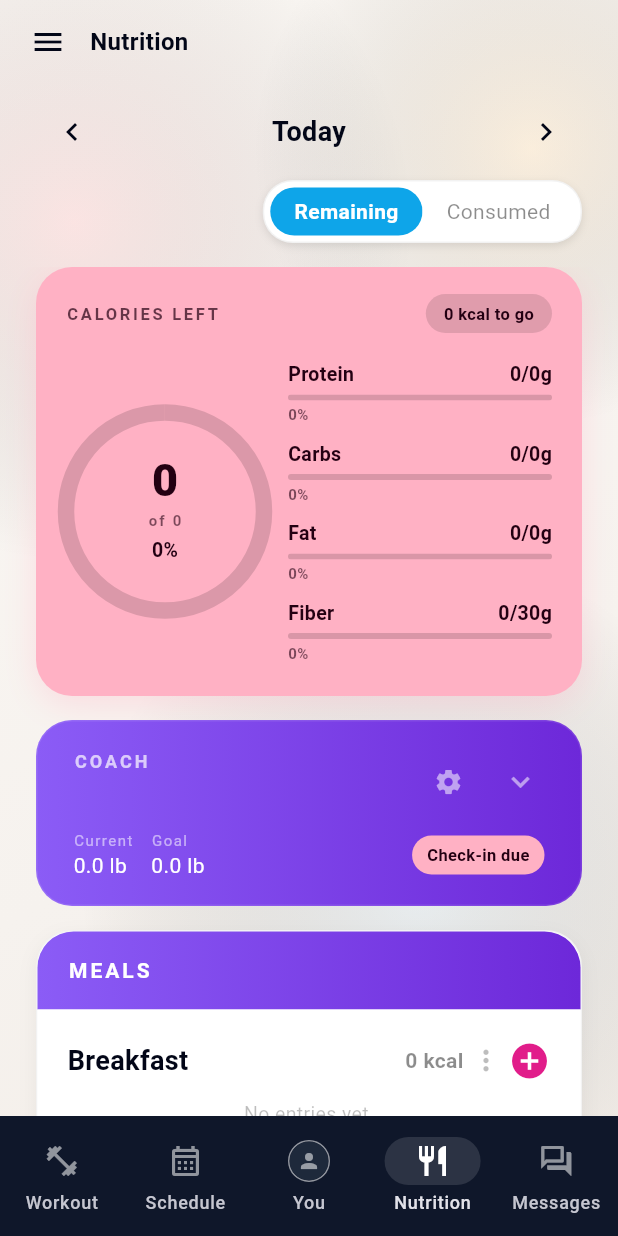
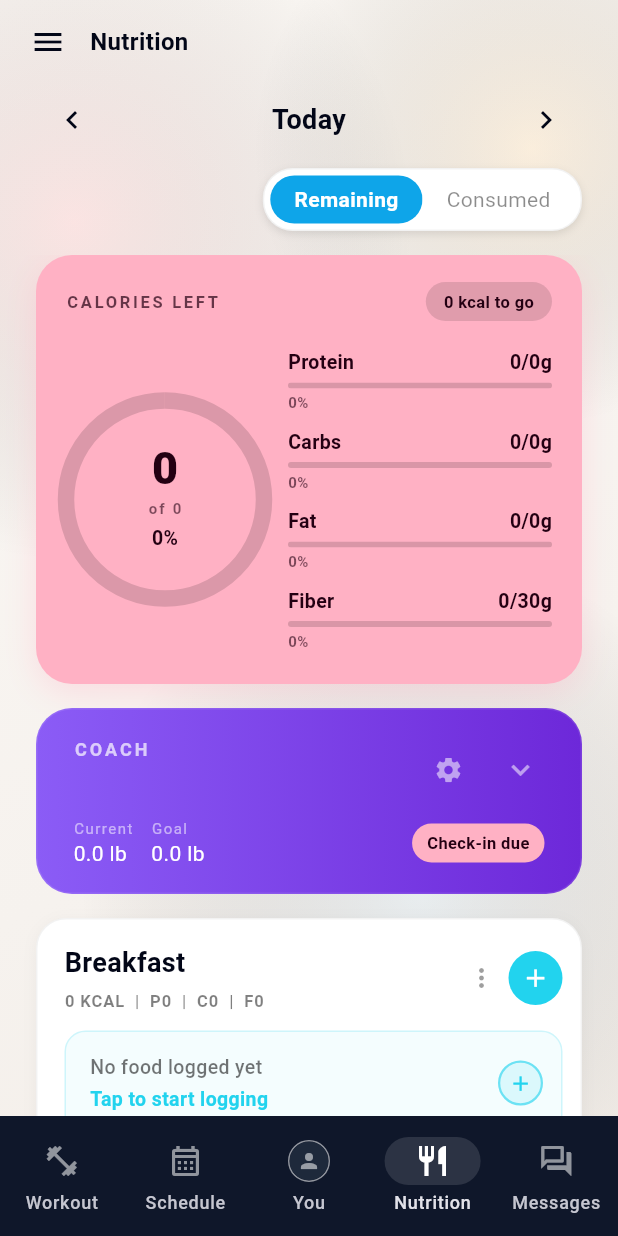
Before and after one commit to dfeleppa/elev8, a Flutter app: the screen it shows once a user with an empty profile is signed in, item 4 of the bottom bar chosen, on a phone screen of 412 x 824 dp. Run offline on Flutter 3.47's test engine with Material 3 defaults, Android fonts, the phone set to English and light mode, and no system bars; our stand-ins replace flutter_dotenv, flutter_riverpod, go_router, supabase_flutter; accounts and stored records are empty; network calls fail.

Commit message:
Redesign iOS nutrition meal cards to match web
Drop the purple MEALS header and stacked-rows layout in favor of four
standalone white cards (one per meal) that mirror the web's responsive
meal grid. Each card now shows a "KCAL | P# | C# | F#" macro summary
under the meal name, a solid teal + button on the right, and an inset
cyan-tinted "No food logged yet / Tap to start logging" slot when the
meal is empty. Also remove the duplicate SafeArea top inset so the date
row sits flush under the SidebarShell top bar.

Co-Authored-By: Claude Opus 4.7 <noreply@anthropic.com>

```diff
--- a/elev8_mobile/lib/nutrition_screen.dart
+++ b/elev8_mobile/lib/nutrition_screen.dart
@@ -84,11 +84,12 @@ class NutritionScreen extends ConsumerWidget {
       child: Scaffold(
         backgroundColor: Colors.transparent,
         body: SafeArea(
+          top: false,
           child: Column(
             children: [
               // ---- Date Header ----
               Padding(
-                padding: const EdgeInsets.fromLTRB(24, 8, 24, 0),
+                padding: const EdgeInsets.fromLTRB(24, 0, 24, 0),
                 child: Row(
                   mainAxisAlignment: MainAxisAlignment.spaceBetween,
                   children: [
@@ -1654,68 +1655,23 @@ class _MealsCard extends StatelessWidget {
 
   @override
   Widget build(BuildContext context) {
-    return Container(
-      decoration: BoxDecoration(
-        color: Colors.white,
-        borderRadius: BorderRadius.circular(24),
-        border: Border.all(color: Colors.black.withValues(alpha: 0.05)),
-        boxShadow: [
-          BoxShadow(
-            color: Colors.black.withValues(alpha: 0.05),
-            blurRadius: 10,
-            offset: const Offset(0, 4),
-          ),
-        ],
-      ),
-      child: Column(
-        children: [
-          // Header
-          Container(
-            padding: const EdgeInsets.symmetric(horizontal: 20, vertical: 16),
-            decoration: const BoxDecoration(
-              gradient: LinearGradient(
-                colors: [Color(0xFF8B5CF6), Color(0xFF6D28D9)],
-                begin: Alignment.centerLeft,
-                end: Alignment.centerRight,
-              ),
-              borderRadius: BorderRadius.vertical(top: Radius.circular(24)),
-            ),
-            child: const Row(
-              children: [
-                Text(
-                  'MEALS',
-                  style: TextStyle(
-                    color: Colors.white,
-                    fontSize: 14,
-                    letterSpacing: 2,
-                    fontWeight: FontWeight.bold,
-                  ),
-                ),
-              ],
-            ),
-          ),
-          // Meal rows
-          ..._mealKeys.asMap().entries.map((mapEntry) {
-            final i = mapEntry.key;
-            final mealKey = mapEntry.value;
-            final mealEntries = entries
-                .where((e) => e['meal_type'] == mealKey)
-                .toList();
-            final isLast = i == _mealKeys.length - 1;
+    // Render each meal as its own standalone white card, mirroring the
+    // web's responsive meal grid which collapses to one card per row on
+    // mobile widths.
     return Column(
       children: [
+        for (var i = 0; i < _mealKeys.length; i++) ...[
           _MealRow(
-                  mealKey: mealKey,
-                  entries: mealEntries,
+            mealKey: _mealKeys[i],
+            entries: entries
+                .where((e) => e['meal_type'] == _mealKeys[i])
+                .toList(),
             selectedDate: selectedDate,
-                  isLast: isLast,
-                ),
-                if (!isLast) const Divider(height: 1, color: Colors.black12),
-              ],
-            );
-          }),
-        ],
-      ),
+            isLast: true,
+          ),
+          if (i < _mealKeys.length - 1) const SizedBox(height: 12),
+        ],
+      ],
     );
   }
 }
@@ -1733,28 +1689,44 @@ class _MealRow extends ConsumerWidget {
     required this.isLast,
   });
 
-  double _mealCalories() {
-    return entries.fold(
-      0.0,
-      (s, e) => s + _num(e['calories']) * _qty(e['quantity']),
-    );
+  ({double cal, double p, double c, double f}) _mealTotals() {
+    double cal = 0, p = 0, c = 0, f = 0;
+    for (final e in entries) {
+      final q = _qty(e['quantity']);
+      cal += _num(e['calories']) * q;
+      p += _num(e['protein']) * q;
+      c += _num(e['carbs']) * q;
+      f += _num(e['fat']) * q;
+    }
+    return (cal: cal, p: p, c: c, f: f);
   }
 
   @override
   Widget build(BuildContext context, WidgetRef ref) {
+    final totals = _mealTotals();
     return Container(
-      padding: const EdgeInsets.all(20),
+      padding: const EdgeInsets.fromLTRB(18, 16, 12, 16),
       decoration: BoxDecoration(
         color: Colors.white,
-        borderRadius: isLast
-            ? const BorderRadius.vertical(bottom: Radius.circular(24))
-            : null,
+        borderRadius: BorderRadius.circular(20),
+        border: Border.all(color: Colors.black.withValues(alpha: 0.05)),
+        boxShadow: [
+          BoxShadow(
+            color: Colors.black.withValues(alpha: 0.04),
+            blurRadius: 8,
+            offset: const Offset(0, 2),
+          ),
+        ],
       ),
       child: Column(
         crossAxisAlignment: CrossAxisAlignment.start,
         children: [
           Row(
-            mainAxisAlignment: MainAxisAlignment.spaceBetween,
+            crossAxisAlignment: CrossAxisAlignment.center,
+            children: [
+              Expanded(
+                child: Column(
+                  crossAxisAlignment: CrossAxisAlignment.start,
                   children: [
                     Text(
                       _mealLabel(mealKey),
@@ -1764,63 +1736,53 @@ class _MealRow extends ConsumerWidget {
                         fontWeight: FontWeight.bold,
                       ),
                     ),
-              Row(
-                children: [
+                    const SizedBox(height: 4),
                     Text(
-                    '${_mealCalories().toInt()} kcal',
-                    style: const TextStyle(
-                      color: Colors.black45,
-                      fontSize: 14,
-                      fontWeight: FontWeight.bold,
-                    ),
-                  ),
-                  const SizedBox(width: 4),
-                  // Actions menu
+                      '${totals.cal.toInt()} KCAL  |  P${totals.p.toInt()}  |  C${totals.c.toInt()}  |  F${totals.f.toInt()}',
+                      style: TextStyle(
+                        color: Colors.black.withValues(alpha: 0.5),
+                        fontSize: 11,
+                        letterSpacing: 0.6,
+                        fontWeight: FontWeight.w600,
+                      ),
+                    ),
+                  ],
+                ),
+              ),
               GestureDetector(
                 onTap: () => _showMealActions(context, ref),
-                    child: const Icon(
+                child: const Padding(
+                  padding: EdgeInsets.symmetric(horizontal: 4),
+                  child: Icon(
                     Icons.more_vert,
-                      color: Colors.black26,
-                      size: 22,
+                    color: Colors.black38,
+                    size: 20,
+                  ),
                 ),
               ),
               const SizedBox(width: 4),
-                  // Add button
-                  GestureDetector(
+              _RoundAddButton(
+                size: 36,
                 onTap: () => _openAddFood(context, ref),
-                    child: const Icon(
-                      Icons.add_circle,
-                      color: Color(0xFFE11D8A),
-                      size: 28,
-                    ),
-                  ),
-                ],
-              ),
-            ],
-          ),
-
-          // Entry list
-          if (entries.isNotEmpty) ...[
+              ),
+            ],
+          ),
+
           const SizedBox(height: 12),
-            // Stable key on each entry so Flutter reuses the State of
-            // _FoodEntryRow across parent rebuilds instead of disposing +
-            // reconstructing on every viewMode toggle / data refresh.
+
+          // Entry list OR inner empty-state card (mirrors web).
+          if (entries.isNotEmpty)
             ...entries.map(
               (entry) => _FoodEntryRow(
+                // Stable key so Flutter reuses _FoodEntryRow State across
+                // viewMode toggles and refreshes instead of rebuilding.
                 key: ValueKey(entry['id']),
                 entry: entry,
                 selectedDate: selectedDate,
               ),
-            ),
-          ] else ...[
-            const SizedBox(height: 12),
-            const Center(
-              child: Text(
-                'No entries yet.',
-                style: TextStyle(color: Colors.black26, fontSize: 13),
-              ),
-            ),
-          ],
+            )
+          else
+            _EmptyMealSlot(onTap: () => _openAddFood(context, ref)),
         ],
       ),
     );
@@ -1927,6 +1889,102 @@ class _MealRow extends ConsumerWidget {
         sourceDate: selectedDate,
         sourceMeal: mealKey,
         ref: ref,
+      ),
+    );
+  }
+}
+
+// ---------------------------------------------------------------------------
+// Meal-row helpers: round add button + empty-state slot
+// ---------------------------------------------------------------------------
+
+class _RoundAddButton extends StatelessWidget {
+  final double size;
+  final VoidCallback onTap;
+  final bool outlined;
+
+  const _RoundAddButton({
+    required this.size,
+    required this.onTap,
+    this.outlined = false,
+  });
+
+  @override
+  Widget build(BuildContext context) {
+    return GestureDetector(
+      onTap: onTap,
+      child: Container(
+        width: size,
+        height: size,
+        decoration: BoxDecoration(
+          shape: BoxShape.circle,
+          color: outlined
+              ? AppColors.cyanAccent.withValues(alpha: 0.12)
+              : AppColors.cyanAccent,
+          border: outlined
+              ? Border.all(
+                  color: AppColors.cyanAccent.withValues(alpha: 0.6),
+                  width: 1.5,
+                )
+              : null,
+        ),
+        child: Icon(
+          Icons.add,
+          color: outlined ? AppColors.cyanAccent : Colors.white,
+          size: size * 0.55,
+        ),
+      ),
+    );
+  }
+}
+
+class _EmptyMealSlot extends StatelessWidget {
+  final VoidCallback onTap;
+
+  const _EmptyMealSlot({required this.onTap});
+
+  @override
+  Widget build(BuildContext context) {
+    return GestureDetector(
+      onTap: onTap,
+      child: Container(
+        padding: const EdgeInsets.fromLTRB(16, 14, 12, 14),
+        decoration: BoxDecoration(
+          color: AppColors.cyanAccent.withValues(alpha: 0.05),
+          borderRadius: BorderRadius.circular(14),
+          border: Border.all(
+            color: AppColors.cyanAccent.withValues(alpha: 0.18),
+          ),
+        ),
+        child: Row(
+          children: [
+            Expanded(
+              child: Column(
+                crossAxisAlignment: CrossAxisAlignment.start,
+                children: [
+                  Text(
+                    'No food logged yet',
+                    style: TextStyle(
+                      color: Colors.black.withValues(alpha: 0.55),
+                      fontSize: 13,
+                      fontWeight: FontWeight.w500,
+                    ),
+                  ),
+                  const SizedBox(height: 2),
+                  Text(
+                    'Tap to start logging',
+                    style: TextStyle(
+                      color: AppColors.cyanAccent,
+                      fontSize: 13,
+                      fontWeight: FontWeight.w700,
+                    ),
+                  ),
+                ],
+              ),
+            ),
+            _RoundAddButton(size: 30, onTap: onTap, outlined: true),
+          ],
+        ),
       ),
     );
   }
```
Lines whose indentation alone changed are shown as unchanged.
